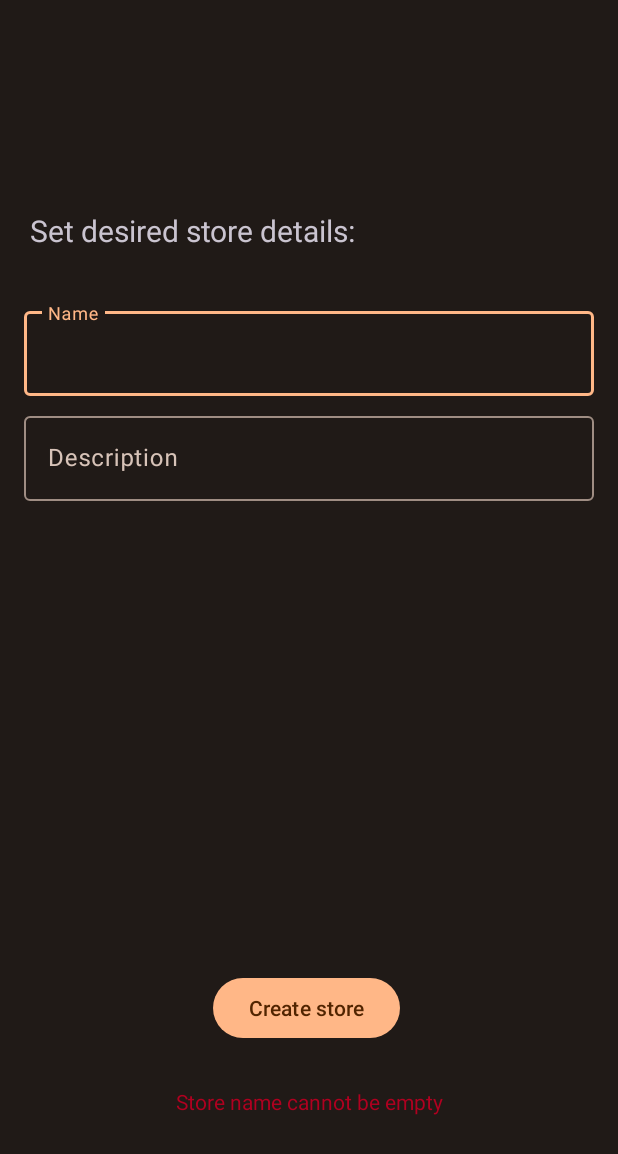
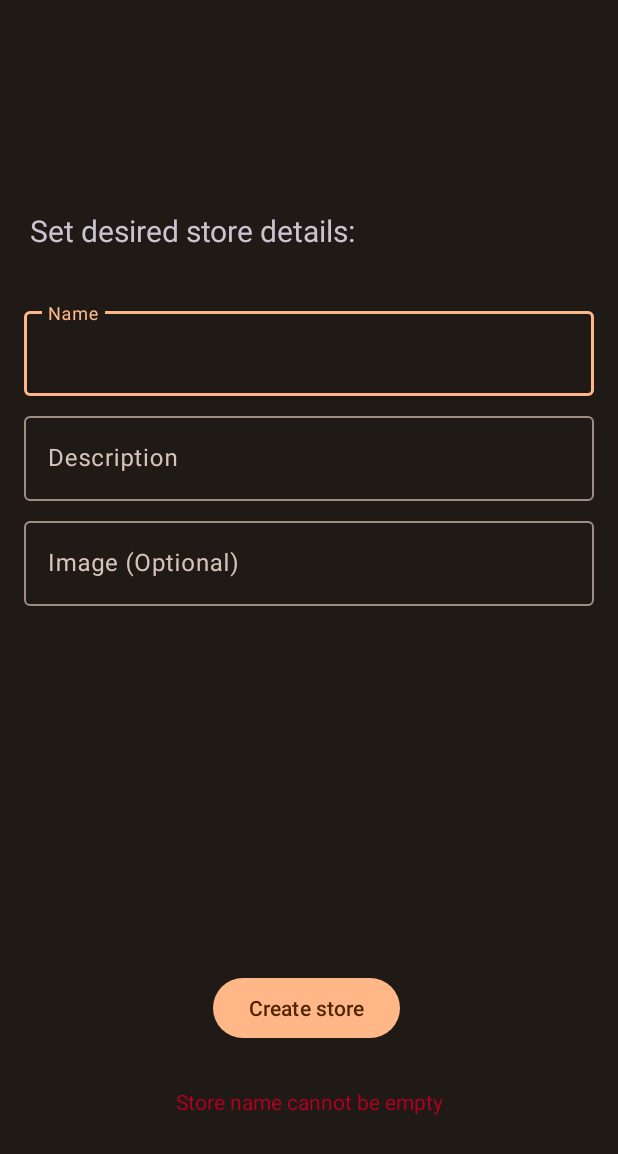
Before and after one commit to michaelz04/Mall-App, an Android app: the CreateStoreActivity screen opened directly, with no data from a screen before it, after a tap on "Create store", on a phone screen of 412 x 824 dp. Shown: the top 1154 px of the screen. Run offline under Robolectric (Android 15) with nearby library versions, the light colour scheme and no system bars; our stand-ins replace Firebase (no records; nobody signed in at launch, a user with empty details on screens opened directly).

Commit message:
add support for images in store object

```diff
--- a/app/src/main/java/com/example/b07_final_project/CreateStoreActivity.java
+++ b/app/src/main/java/com/example/b07_final_project/CreateStoreActivity.java
@@ -47,6 +47,9 @@ public class CreateStoreActivity extends AppCompatActivity {
         String storeDescription = ((EditText) findViewById(R.id.editTextStoreDescription))
                 .getText()
                 .toString();
+        String storePicture = ((EditText) findViewById(R.id.editTextStoreImage))
+                .getText()
+                .toString();
 
         // Check if store name is empty
         if (storeName.equals("")) {
@@ -60,6 +63,8 @@ public class CreateStoreActivity extends AppCompatActivity {
             showError("Store description cannot be empty");
             return;
         }
+
+        // Image is optional
 
         // DB references for owner and stores
         ownerRef = db.child("Owners").child(username);
@@ -90,6 +95,8 @@ public class CreateStoreActivity extends AppCompatActivity {
                         newStoreRef.child("storeName").setValue(storeName);
                         //set store owner
                         newStoreRef.child("storeOwner").setValue(username);
+                        //set picture
+                        newStoreRef.child("picture").setValue(storePicture);
                         // Add store key to owner
                         ownerRef.child("storeKey").setValue(storeName);
 
@@ -101,7 +108,6 @@ public class CreateStoreActivity extends AppCompatActivity {
                         return;
                     }
                 }
-
                 @Override
                 public void onCancelled(@NonNull DatabaseError error) {
 
--- a/app/src/main/java/com/example/b07_final_project/StoreListActivity.java
+++ b/app/src/main/java/com/example/b07_final_project/StoreListActivity.java
@@ -48,13 +48,14 @@ public class StoreListActivity extends AppCompatActivity {
                         String storename = store.child("storeName").getValue(String.class);
                         String storeinfo = store.child("description").getValue(String.class);
                         String storeowner = store.child("storeOwner").getValue(String.class);
+                        String picture = store.child("picture").getValue(String.class);
                         List<String> storeitems = new ArrayList<>();
                         for (DataSnapshot item : store.child("items").getChildren()) {
                             storeitems.add(item.getValue(String.class));
                         }
 
                         Store createStore = new Store(storename, storeinfo, storeowner,
-                                storeitems);
+                                storeitems, picture);
 
                         storeList.add(createStore);
 
@@ -65,7 +66,7 @@ public class StoreListActivity extends AppCompatActivity {
                 }
                 else{
                     String errormsg= "No Stores currently";
-                    Store empty = new Store(errormsg, "", "", new ArrayList<>());
+                    Store empty = new Store(errormsg, "", "", new ArrayList<>(), "");
                     storeList.add(empty);
 
                 }
--- a/app/src/main/java/com/example/b07_final_project/adapters/StoreAdapter.java
+++ b/app/src/main/java/com/example/b07_final_project/adapters/StoreAdapter.java
@@ -64,7 +64,8 @@ public class StoreAdapter extends RecyclerView.Adapter<StoreAdapter.ViewHolder>
         Store store = storeList.get(position);
         String storename = store.getStoreName();
         String errormsg = "No Stores currently";
-        String image = "https://www.kurin.com/wp-content/uploads/placeholder-square.jpg";
+        String image = store.getPicture();
+//        String image = "https://www.kurin.com/wp-content/uploads/placeholder-square.jpg";
 
         if (!storename.equals(errormsg)) {
             holder.storeName.setText(store.getStoreName());
--- a/app/src/main/res/layout/activity_create_store.xml
+++ b/app/src/main/res/layout/activity_create_store.xml
@@ -88,6 +88,19 @@
                 android:hint="Description" />
         </com.google.android.material.textfield.TextInputLayout>
 
+        <com.google.android.material.textfield.TextInputLayout
+            android:layout_width="match_parent"
+            android:layout_height="match_parent"
+            android:layout_marginTop="8dp">
+
+            <com.google.android.material.textfield.TextInputEditText
+                android:id="@+id/editTextStoreImage"
+                android:layout_width="match_parent"
+                android:layout_height="wrap_content"
+                android:hint="Image (Optional)"
+                android:singleLine="true" />
+        </com.google.android.material.textfield.TextInputLayout>
+
     </LinearLayout>
 
 </androidx.constraintlayout.widget.ConstraintLayout>
```
Also changed, not shown: app/src/main/java/com/example/b07_final_project/classes/Store.java (+11 -1 lines).
